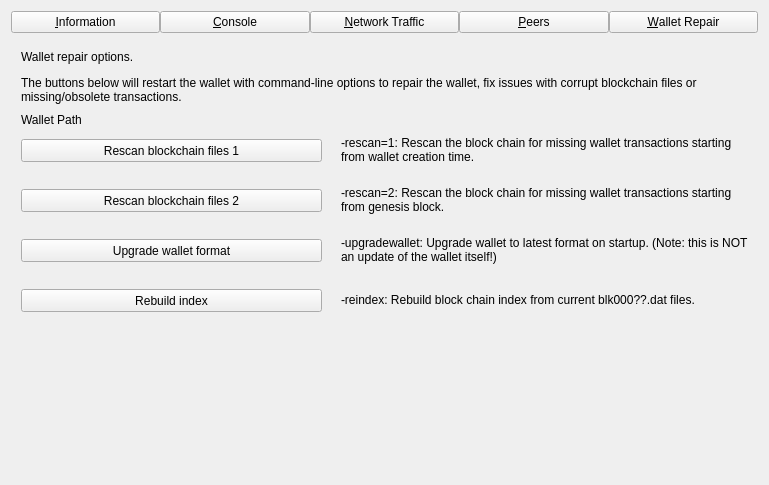
mohker-83010/StakeCubeCoin, file src/qt/forms/debugwindow.ui: the form before one commit.
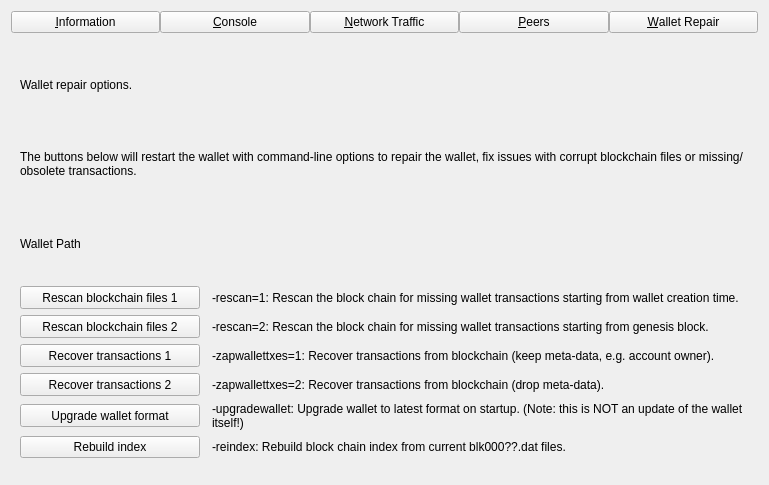
The form after the commit. The open tabs and pages were chosen to show the change. Custom widgets are drawn as their Qt base class.

Commit message: dash:4846 prettify wallet repair tab

Patch:
```diff
--- a/src/qt/forms/debugwindow.ui
+++ b/src/qt/forms/debugwindow.ui
@@ -1393,72 +1393,22 @@
       </layout>
      </widget>
      <widget class="QWidget" name="pageRepair">
-      <widget class="QPushButton" name="btn_rescan1">
-       <property name="geometry">
-        <rect>
-         <x>10</x>
-         <y>100</y>
-         <width>301</width>
-         <height>23</height>
-        </rect>
+      <layout class="QGridLayout" name="repairLayout" columnstretch="0,1">
+       <property name="horizontalSpacing">
+        <number>12</number>
        </property>
-       <property name="minimumSize">
-        <size>
-         <width>180</width>
-         <height>23</height>
-        </size>
-       </property>
+       <item row="0" column="0" colspan="2">
+        <widget class="QLabel" name="label_repair_header">
        <property name="text">
-        <string>Rescan blockchain files 1</string>
-       </property>
-      </widget>
-      <widget class="QPushButton" name="btn_rescan2">
-       <property name="geometry">
-        <rect>
-         <x>10</x>
-         <y>150</y>
-         <width>301</width>
-         <height>23</height>
-        </rect>
-       </property>
-       <property name="minimumSize">
-        <size>
-         <width>180</width>
-         <height>23</height>
-        </size>
-       </property>
-       <property name="text">
-        <string>Rescan blockchain files 2</string>
-       </property>
-      </widget>
-      <widget class="QPushButton" name="btn_upgradewallet">
-       <property name="geometry">
-        <rect>
-         <x>10</x>
-         <y>200</y>
-         <width>301</width>
-         <height>23</height>
-        </rect>
-       </property>
-       <property name="minimumSize">
-        <size>
-         <width>180</width>
-         <height>23</height>
-        </size>
-       </property>
-       <property name="text">
-        <string>Upgrade wallet format</string>
-       </property>
-      </widget>
+          <string>Wallet repair options.</string>
+         </property>
+         <property name="wordWrap">
+          <bool>true</bool>
+         </property>
+        </widget>
+       </item>
+       <item row="1" column="0" colspan="2">
       <widget class="QLabel" name="label_repair_helptext">
-       <property name="geometry">
-        <rect>
-         <x>10</x>
-         <y>30</y>
-         <width>711</width>
-         <height>41</height>
-        </rect>
-       </property>
        <property name="text">
         <string>The buttons below will restart the wallet with command-line options to repair the wallet, fix issues with corrupt blockchain files or missing/obsolete transactions.</string>
        </property>
@@ -1466,15 +1416,29 @@
         <bool>true</bool>
        </property>
       </widget>
+       </item>
+       <item row="2" column="0" colspan="2">
+        <widget class="QLabel" name="wallet_path">
+         <property name="text">
+          <string>Wallet Path</string>
+         </property>
+        </widget>
+       </item>
+       <item row="3" column="0">
+        <widget class="QPushButton" name="btn_rescan1">
+         <property name="minimumSize">
+          <size>
+           <width>180</width>
+           <height>23</height>
+          </size>
+         </property>
+         <property name="text">
+          <string>Rescan blockchain files 1</string>
+         </property>
+        </widget>
+       </item>
+       <item row="3" column="1">
       <widget class="QLabel" name="label_repair_rescan1">
-       <property name="geometry">
-        <rect>
-         <x>330</x>
-         <y>90</y>
-         <width>411</width>
-         <height>41</height>
-        </rect>
-       </property>
        <property name="text">
         <string>-rescan=1: Rescan the block chain for missing wallet transactions starting from wallet creation time.</string>
        </property>
@@ -1482,15 +1446,22 @@
         <bool>true</bool>
        </property>
       </widget>
+       </item>
+       <item row="4" column="0">
+        <widget class="QPushButton" name="btn_rescan2">
+         <property name="minimumSize">
+          <size>
+           <width>180</width>
+           <height>23</height>
+          </size>
+         </property>
+         <property name="text">
+          <string>Rescan blockchain files 2</string>
+         </property>
+        </widget>
+       </item>
+       <item row="4" column="1">
       <widget class="QLabel" name="label_repair_rescan2">
-       <property name="geometry">
-        <rect>
-         <x>330</x>
-         <y>140</y>
-         <width>411</width>
-         <height>41</height>
-        </rect>
-       </property>
        <property name="text">
         <string>-rescan=2: Rescan the block chain for missing wallet transactions starting from genesis block.</string>
        </property>
@@ -1498,15 +1469,68 @@
         <bool>true</bool>
        </property>
       </widget>
+       </item>
+       <item row="5" column="0">
+        <widget class="QPushButton" name="btn_zapwallettxes1">
+         <property name="minimumSize">
+          <size>
+           <width>180</width>
+           <height>23</height>
+          </size>
+         </property>
+         <property name="text">
+          <string>Recover transactions 1</string>
+         </property>
+        </widget>
+       </item>
+       <item row="5" column="1">
+        <widget class="QLabel" name="label_repair_zap1">
+         <property name="text">
+          <string>-zapwallettxes=1: Recover transactions from blockchain (keep meta-data, e.g. account owner).</string>
+         </property>
+         <property name="wordWrap">
+          <bool>true</bool>
+         </property>
+        </widget>
+       </item>
+       <item row="6" column="0">
+        <widget class="QPushButton" name="btn_zapwallettxes2">
+         <property name="minimumSize">
+          <size>
+           <width>180</width>
+           <height>23</height>
+          </size>
+         </property>
+         <property name="text">
+          <string>Recover transactions 2</string>
+         </property>
+        </widget>
+       </item>
+       <item row="6" column="1">
+        <widget class="QLabel" name="label_repair_zap2">
+         <property name="text">
+          <string>-zapwallettxes=2: Recover transactions from blockchain (drop meta-data).</string>
+         </property>
+         <property name="wordWrap">
+          <bool>true</bool>
+         </property>
+        </widget>
+       </item>
+       <item row="7" column="0">
+        <widget class="QPushButton" name="btn_upgradewallet">
+         <property name="minimumSize">
+          <size>
+           <width>180</width>
+           <height>23</height>
+          </size>
+         </property>
+         <property name="text">
+          <string>Upgrade wallet format</string>
+         </property>
+        </widget>
+       </item>
+       <item row="7" column="1">
       <widget class="QLabel" name="label_repair_upgrade">
-       <property name="geometry">
-        <rect>
-         <x>330</x>
-         <y>190</y>
-         <width>411</width>
-         <height>41</height>
-        </rect>
-       </property>
        <property name="text">
         <string>-upgradewallet: Upgrade wallet to latest format on startup. (Note: this is NOT an update of the wallet itself!)</string>
        </property>
@@ -1514,44 +1538,16 @@
         <bool>true</bool>
        </property>
       </widget>
-      <widget class="QLabel" name="label_repair_header">
-       <property name="geometry">
-        <rect>
-         <x>10</x>
-         <y>10</y>
-         <width>711</width>
-         <height>16</height>
-        </rect>
-       </property>
-       <property name="text">
-        <string>Wallet repair options.</string>
-       </property>
-       <property name="wordWrap">
-        <bool>true</bool>
-       </property>
-      </widget>
+       </item>
+       <item row="8" column="0">
       <widget class="QPushButton" name="btn_reindex">
-       <property name="geometry">
-        <rect>
-         <x>10</x>
-         <y>250</y>
-         <width>301</width>
-         <height>23</height>
-        </rect>
-       </property>
        <property name="text">
         <string>Rebuild index</string>
        </property>
       </widget>
+       </item>
+       <item row="8" column="1">
       <widget class="QLabel" name="label_repair_reindex">
-       <property name="geometry">
-        <rect>
-         <x>330</x>
-         <y>240</y>
-         <width>411</width>
-         <height>41</height>
-        </rect>
-       </property>
        <property name="text">
         <string>-reindex: Rebuild block chain index from current blk000??.dat files.</string>
        </property>
@@ -1559,19 +1555,15 @@
         <bool>true</bool>
        </property>
       </widget>
-      <widget class="QLabel" name="wallet_path">
-       <property name="geometry">
-        <rect>
-         <x>10</x>
-         <y>70</y>
-         <width>731</width>
-         <height>21</height>
-        </rect>
-       </property>
-       <property name="text">
-        <string>Wallet Path</string>
-       </property>
-      </widget>
+       </item>
+       <item row="9" column="1">
+        <spacer name="verticalSpacerRepair">
+         <property name="orientation">
+          <enum>Qt::Vertical</enum>
+         </property>
+        </spacer>
+       </item>
+      </layout>
      </widget>
     </widget>
    </item>
```
Lines whose indentation alone changed are shown as unchanged.
